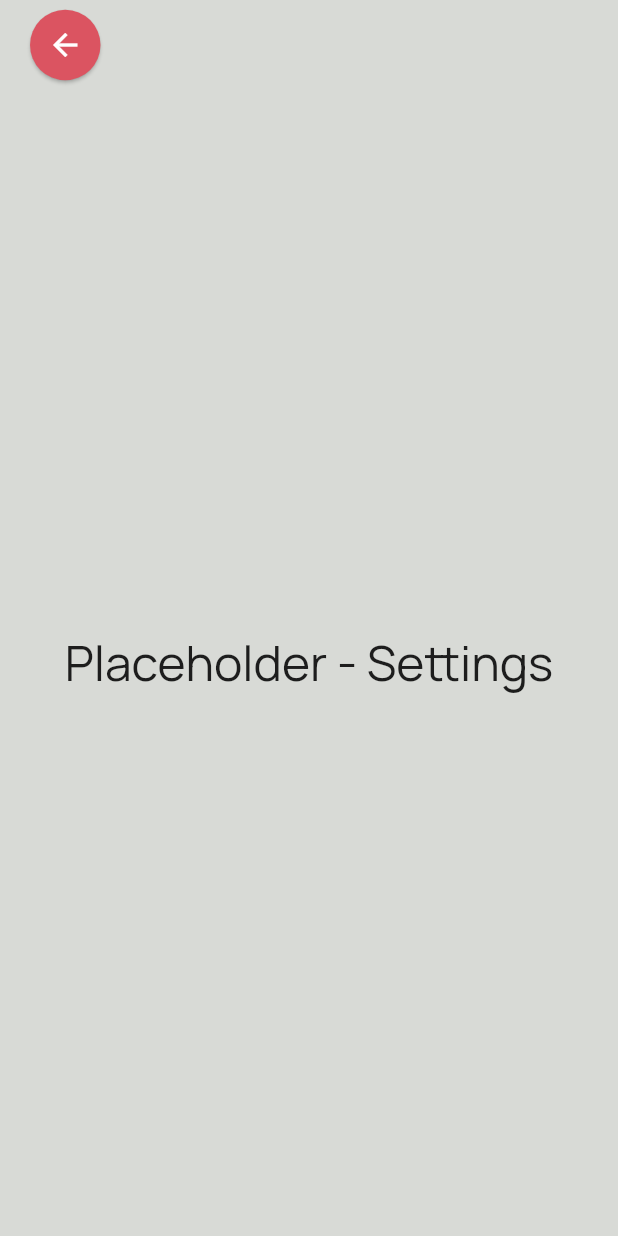
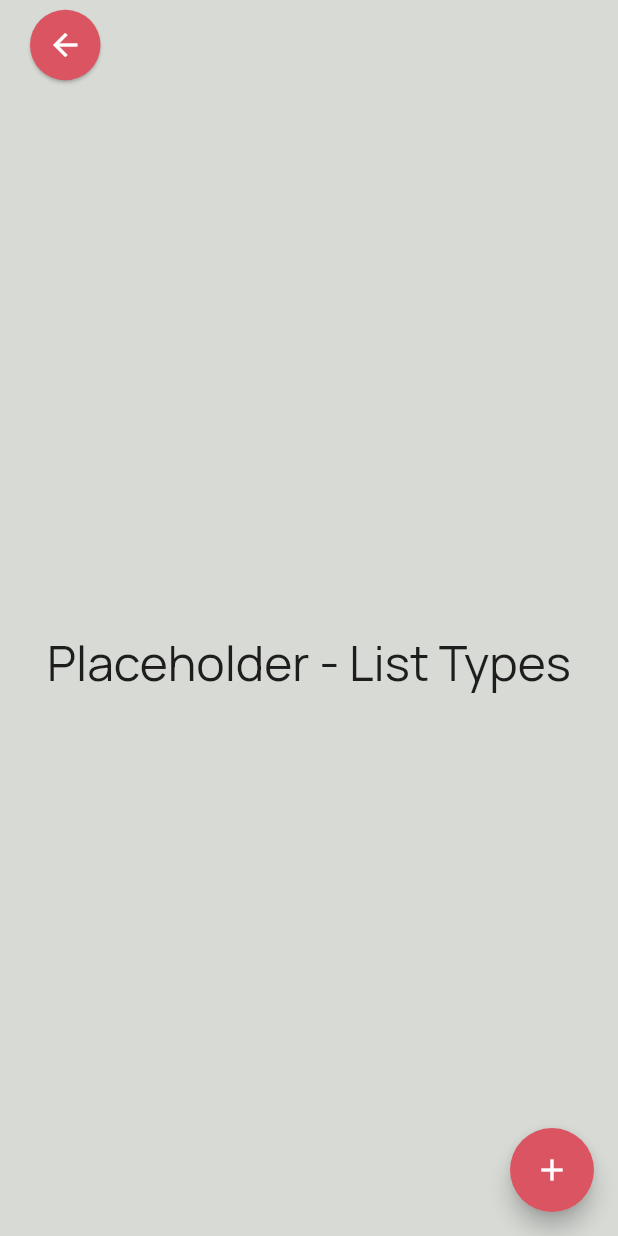
Before and after one commit to mattdbarnett/activito-app, a Flutter app: the screen it shows after launch, after a tap on the "settings" icon, on a phone screen of 412 x 824 dp. Run offline on Flutter 3.47's test engine with Material 2 defaults, Android fonts, the phone set to English and light mode, and no system bars.

Commit message:
Added type-add page accessible from the type-list page

```diff
--- a/lib/pages/home.dart
+++ b/lib/pages/home.dart
@@ -3,8 +3,7 @@ import 'package:flutter/material.dart';
 import 'package:history_logging_app/classes/colours.dart';
 import 'package:history_logging_app/pages/recordadd.dart';
 import 'package:history_logging_app/pages/recordlist.dart';
-import 'package:history_logging_app/pages/settings.dart';
-import 'package:history_logging_app/pages/typeadd.dart';
+import 'package:history_logging_app/pages/typelist.dart';
 
 class HistoryHome extends StatefulWidget {
   const HistoryHome ({Key? key}) : super(key: key);
@@ -79,7 +78,7 @@ class _HistoryHomeState extends State<HistoryHome> {
                   const SizedBox(height: 30),
                   menuButton(context, "Add Records", screenWidth, const HistoryAddRecord()),
                   const SizedBox(height: 30),
-                  menuButton(context, "Add Types", screenWidth, const HistoryAddType()),
+                  menuButton(context, "Record Types", screenWidth, const HistoryTypeList()),
                   const SizedBox(height: 30),
                   Row(
                     mainAxisAlignment: MainAxisAlignment.center,
@@ -94,7 +93,7 @@ class _HistoryHomeState extends State<HistoryHome> {
                         ),
                         onPressed: () {
                           Navigator.of(context).push(MaterialPageRoute(
-                              builder: (BuildContext context) => const HistorySettings()));
+                              builder: (BuildContext context) => const HistoryTypeList()));
                         },
                         child: const Icon(
                           Icons.settings,
--- a/lib/pages/recordadd.dart
+++ b/lib/pages/recordadd.dart
@@ -41,7 +41,6 @@ List<Widget> getRecordTypes(BuildContext context) {
 
   //EXAMPLE TYPE - TO BE REMOVED
   globals.typesAdd("test", "test", "test test", ["test test"]);
-
 
   if (globals.types.isNotEmpty) {
     for (int x = 0; x <= globals.types.length - 1; x++) {
--- /dev/null
+++ b/lib/pages/typelist.dart
@@ -0,0 +1,46 @@
+
+import 'package:flutter/material.dart';
+import 'package:history_logging_app/classes/colours.dart';
+import 'package:history_logging_app/pages/typeadd.dart';
+import 'package:history_logging_app/template/secondary_appbar.dart';
+
+class HistoryTypeList extends StatefulWidget {
+  const HistoryTypeList ({Key? key}) : super(key: key);
+
+  @override
+  State<HistoryTypeList> createState() => _HistoryTypeListState();
+}
+
+class _HistoryTypeListState extends State<HistoryTypeList> {
+  @override
+  Widget build(BuildContext context) {
+    return Scaffold(
+      backgroundColor: HistColours.cBack,
+      appBar: secondaryAppbar(context),
+      body: Column(
+        mainAxisAlignment: MainAxisAlignment.center,
+        crossAxisAlignment: CrossAxisAlignment.center,
+        children: const [
+          Center(
+              child: Text(
+                "Placeholder - List Types",
+                style: TextStyle(
+                    fontSize: 32
+                ),
+              )
+          ),
+        ],
+      ),
+      floatingActionButton: FloatingActionButton(
+        onPressed: () {
+          Navigator.of(context).push(MaterialPageRoute(
+              builder: (BuildContext context) => const HistoryTypeAdd()));
+        },
+        heroTag: "btnadd",
+        tooltip: 'Add Type',
+        backgroundColor: HistColours.cHighlight,
+        child: const Icon(Icons.add),
+      ),
+    );
+  }
+}
```
Also changed, not shown: lib/pages/typeadd.dart (+4 -11 lines).
